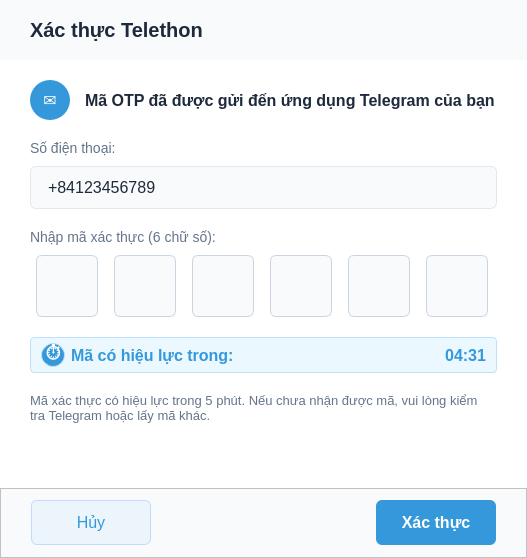
The window that src/ui/qt_designer/otp/otp_verification_modal.ui (henrylenguyen/telegram-video-uploader) describes before a commit, drawn with Qt 5.
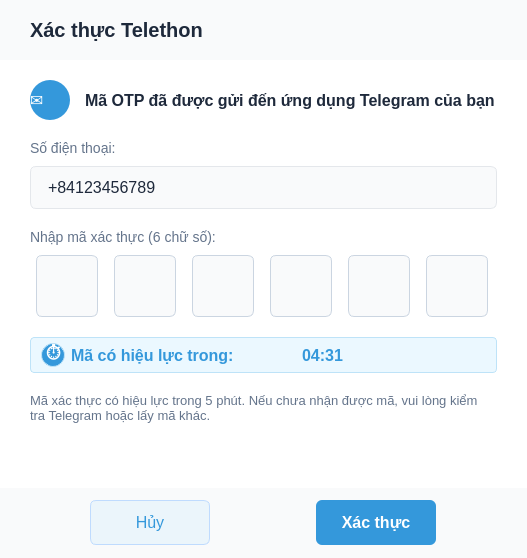
The same window after the commit.

Diff of the .ui file:
```diff
--- a/src/ui/qt_designer/otp/otp_verification_modal.ui
+++ b/src/ui/qt_designer/otp/otp_verification_modal.ui
@@ -213,7 +213,7 @@
            <string>✉</string>
           </property>
           <property name="alignment">
-           <set>Qt::AlignmentFlag::AlignCenter</set>
+                                            <set>Qt.AlignCenter</set>
           </property>
          </widget>
         </item>
@@ -533,12 +533,13 @@
 border-radius: 4px;</string>
         </property>
         <property name="frameShape">
-         <enum>QFrame::Shape::StyledPanel</enum>
+                                    <enum>QFrame.StyledPanel</enum>
         </property>
         <property name="frameShadow">
-         <enum>QFrame::Shadow::Raised</enum>
-        </property>
-        <property name="class" stdset="0">
+                                    <enum>QFrame.Raised</enum>
+                                </property>
+                                <property name="class"
+                                          stdset="0">
          <string>statusInfo</string>
         </property>
         <layout class="QHBoxLayout" name="horizontalLayout_3">
@@ -579,7 +580,7 @@
             <string>⏱</string>
            </property>
            <property name="alignment">
-            <set>Qt::AlignmentFlag::AlignCenter</set>
+                                                <set>Qt.AlignCenter</set>
            </property>
           </widget>
          </item>
@@ -603,9 +604,10 @@
          <item>
           <spacer name="horizontalSpacer_3">
            <property name="orientation">
-            <enum>Qt::Orientation::Horizontal</enum>
-           </property>
-           <property name="sizeHint" stdset="0">
+                                                <enum>Qt.Horizontal</enum>
+                                            </property>
+                                            <property name="sizeHint"
+                                                      stdset="0">
             <size>
              <width>40</width>
              <height>20</height>
@@ -626,9 +628,10 @@
             <string>04:31</string>
            </property>
            <property name="alignment">
-            <set>Qt::AlignmentFlag::AlignRight|Qt::AlignmentFlag::AlignTrailing|Qt::AlignmentFlag::AlignVCenter</set>
-           </property>
-           <property name="class" stdset="0">
+                                                <set>Qt.AlignRight|Qt.AlignTrailing|Qt.AlignVCenter</set>
+                                            </property>
+                                            <property name="class"
+                                                      stdset="0">
             <string>timerLabel</string>
            </property>
           </widget>
@@ -652,9 +655,10 @@
       <item>
        <spacer name="verticalSpacer">
         <property name="orientation">
-         <enum>Qt::Orientation::Vertical</enum>
-        </property>
-        <property name="sizeHint" stdset="0">
+                                    <enum>Qt.Vertical</enum>
+                                </property>
+                                <property name="sizeHint"
+                                          stdset="0">
          <size>
           <width>20</width>
           <height>20</height>
@@ -683,12 +687,13 @@
       <string notr="true">background-color: #F9FAFB;</string>
      </property>
      <property name="frameShape">
-      <enum>QFrame::Shape::StyledPanel</enum>
+                        <enum>QFrame.StyledPanel</enum>
      </property>
      <property name="frameShadow">
-      <enum>QFrame::Shadow::Raised</enum>
-     </property>
-     <layout class="QHBoxLayout" name="horizontalLayout_2">
+                        <enum>QFrame.Raised</enum>
+                    </property>
+                    <layout class="QHBoxLayout"
+                            name="horizontalLayout_2">
       <property name="leftMargin">
        <number>30</number>
       </property>
@@ -740,9 +745,10 @@
       <item>
        <spacer name="horizontalSpacer">
         <property name="orientation">
-         <enum>Qt::Orientation::Horizontal</enum>
-        </property>
-        <property name="sizeHint" stdset="0">
+                                    <enum>Qt.Horizontal</enum>
+                                </property>
+                                <property name="sizeHint"
+                                          stdset="0">
          <size>
           <width>40</width>
           <height>20</height>
```
Left out of the diff: 164 changed lines with no effect on the pictures. Lines whose indentation alone changed are shown as unchanged.
